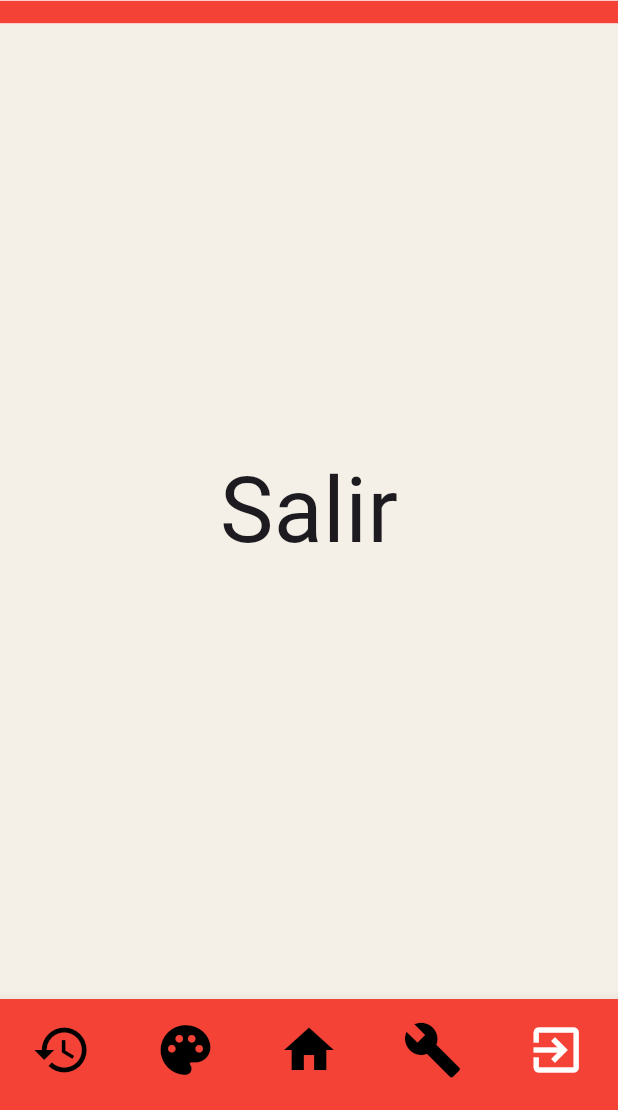
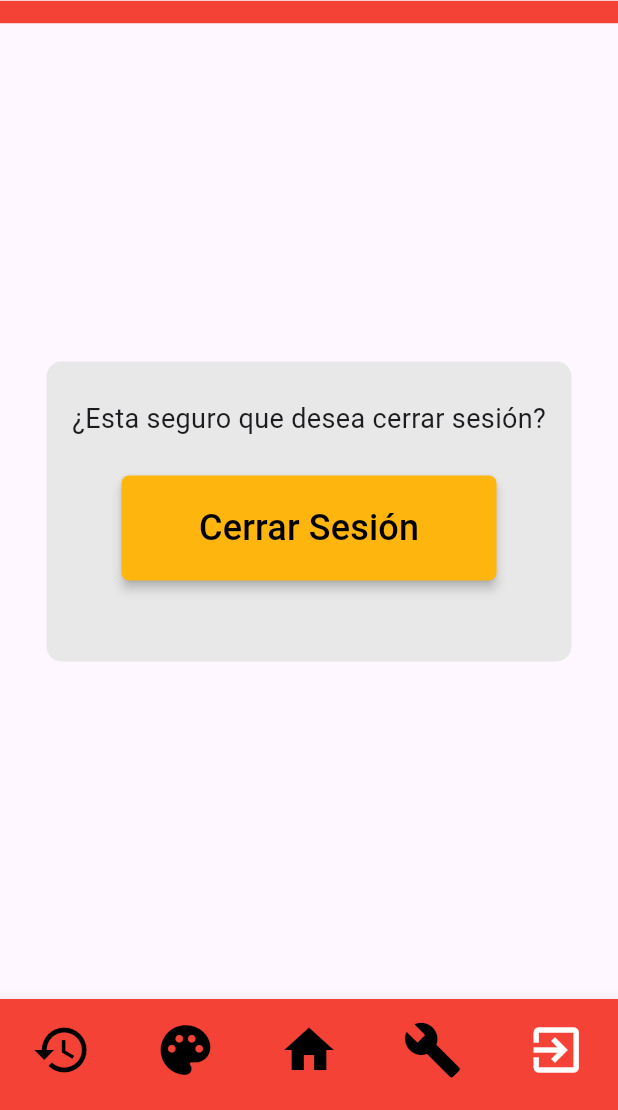
Before and after one commit to Emilio157/WeFixIt, a Flutter app: the screen it shows once a user with an empty profile is signed in, item 5 of the bottom bar chosen, on a phone screen of 412 x 824 dp, the part 126-1236 px from its top. Run offline on Flutter 3.47's test engine with Material 3 defaults, Android fonts, the phone set to English and light mode, and no system bars; our stand-ins replace cloud_firestore, firebase_auth, firebase_core, image_picker; accounts and stored records are empty.

Commit message:
Agregado boton PH para salir sesion

```diff
--- a/lib/ui/homepage.dart
+++ b/lib/ui/homepage.dart
@@ -1,3 +1,6 @@
+import 'dart:ui';
+
+import 'package:flutter/cupertino.dart';
 import 'package:flutter/material.dart';
 import 'package:flutter/widgets.dart';
 import 'package:we_fix_it/ui/report_page.dart';
@@ -19,7 +22,7 @@ class _HomePageState extends State<HomePage> {
     Center(child: Text("DIY", style: TextStyle(fontSize: 60),)),
     MyInicio(),
     Center(child: Text("Herramientas", style: TextStyle(fontSize: 60),)),
-    Center(child: Text("Salir", style: TextStyle(fontSize: 60),)),
+    MyLogOut(),
   ];
   @override
   Widget build(BuildContext context) {
@@ -66,7 +69,7 @@ class _HomePageState extends State<HomePage> {
           BottomNavigationBarItem(
               icon: Icon(Icons.exit_to_app),
               //backgroundColor: Colors.red,
-              label: "Salir"),
+              label: "Salir",),
         ],
       ),
     );
@@ -101,7 +104,7 @@ class _MyInicioState extends State<MyInicio> {
                 context,
                 MaterialPageRoute(builder: (context) => MyReportPage(title: "Reportar Problema")),
                 ),
-                child: Text('¡Reportanos un problema!'),
+                child: Text('¡Reportanos un problema!', style: TextStyle(fontSize: 20),),
               ),
         ),
       ),
@@ -120,3 +123,48 @@ class _MyInicioState extends State<MyInicio> {
     )
     );
 }
+class MyLogOut extends StatefulWidget {
+  const MyLogOut({super.key});
+
+  @override
+  State<MyLogOut> createState() => _MyLogOutState();
+}
+
+class _MyLogOutState extends State<MyLogOut> {
+  @override
+  Widget build(BuildContext context) => Scaffold(
+      body: Center(
+        child: Container(
+          height: 200,
+          width: 350,
+          decoration: BoxDecoration(
+            borderRadius: BorderRadius.circular(10),
+            color: Color.fromARGB(255, 232, 232, 232),
+          ),
+          child: Column(
+            children: [
+              const SizedBox(height: 25),
+
+              Text("¿Esta seguro que desea cerrar sesión?", style: TextStyle(fontSize: 18),),
+
+              const SizedBox(height: 25),
+
+              ElevatedButton(
+              onPressed: (){},
+              style: ElevatedButton.styleFrom(
+                    backgroundColor: Color.fromARGB(255, 254, 182, 15),
+                    foregroundColor: Colors.black,
+                    shadowColor: Colors.black,
+                    elevation: 3,
+                    shape: RoundedRectangleBorder(
+                        borderRadius: BorderRadius.circular(5)),
+                    minimumSize: Size(250, 70),
+                  ),
+              child: const Text("Cerrar Sesión", style: TextStyle(fontSize: 24),),
+            ),
+            ]
+          ),
+        ),
+      ),
+    );
+}
```
Also changed, not shown: lib/ui/widgets/widgethome.dart (+29 -29 lines).
